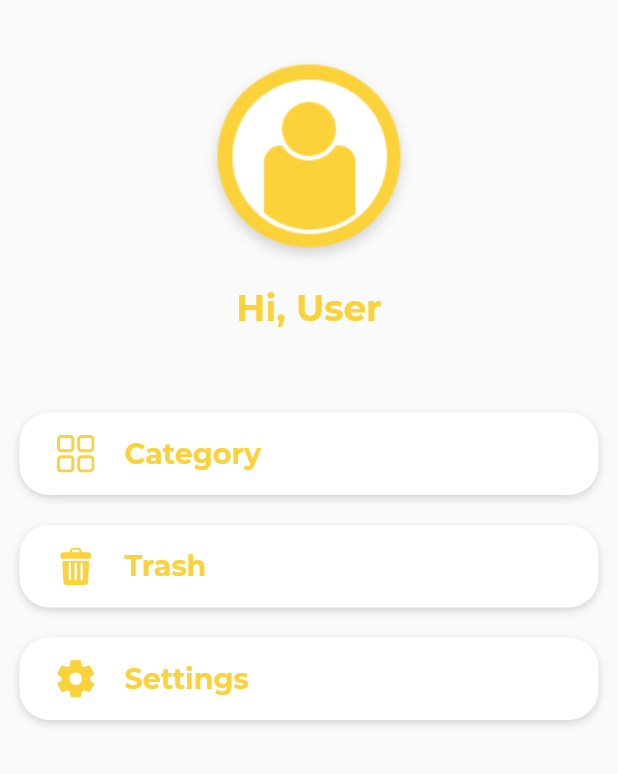
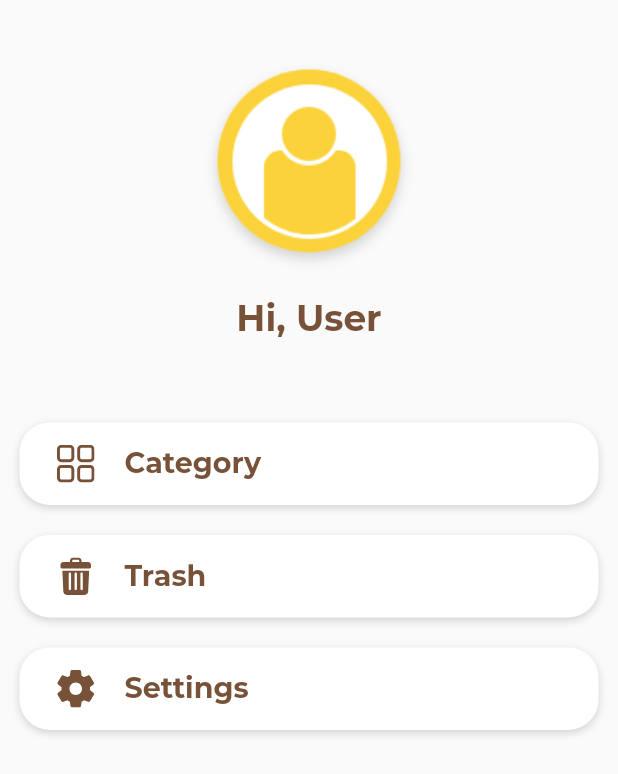
Before and after one commit to MartienJun/flutter_note_it, a Flutter app: the UserScreen screen opened by its route, on a phone screen of 412 x 824 dp. Shown: the top 774 px of the screen. Run offline on Flutter 3.47's test engine with Material 2 defaults, Android fonts, the light colour scheme and no system bars; our stand-ins replace flutter_svg.

Commit message:
refactor: add InkWell widget for some Container

```diff
--- a/note_it/lib/screens/user_screen.dart
+++ b/note_it/lib/screens/user_screen.dart
@@ -26,6 +26,7 @@ class _UserScreenState extends State<UserScreen> {
                   children: [
                     Image(
                       image: AssetImage('assets/images/profile.png'),
+                      width: size.width / 2.7,
                     ),
                     SizedBox(height: 10.0),
                     Text(
@@ -33,7 +34,7 @@ class _UserScreenState extends State<UserScreen> {
                       style: TextStyle(
                         fontSize: 24.0,
                         fontWeight: FontWeight.bold,
-                        color: primaryColor,
+                        color: secondaryColor,
                       ),
                     ),
                   ],
@@ -41,9 +42,10 @@ class _UserScreenState extends State<UserScreen> {
               ),
               SizedBox(height: 55.0),
               //Button 1
-              Container(
-                  padding:
-                      EdgeInsets.symmetric(vertical: 15.0, horizontal: 25.0),
+              InkWell(
+                onTap: (){},
+                child: Container(
+                    padding: EdgeInsets.symmetric(vertical: 15.0, horizontal: 25.0),
                     decoration: BoxDecoration(
                       color: Colors.white,
                       borderRadius: BorderRadius.circular(20.0),
@@ -60,22 +62,25 @@ class _UserScreenState extends State<UserScreen> {
                         SvgPicture.asset(
                           'assets/icons/menu.svg',
                           width: 25.0,
-                        color: primaryColor,
+                          color: secondaryColor,
                         ),
                         SizedBox(width: 20.0),
                         Text(
                           'Category',
                           style: TextStyle(
-                          color: primaryColor,
+                            color: secondaryColor,
                             fontWeight: FontWeight.bold,
                             fontSize: 19.0,
                           ),
                         ),
                       ],
                     )),
+              ),
               SizedBox(height: 20.0),
               //Button 2
-              Container(
+              InkWell(
+                onTap: (){},
+                child: Container(
                     padding:
                         EdgeInsets.symmetric(vertical: 15.0, horizontal: 25.0),
                     decoration: BoxDecoration(
@@ -94,22 +99,25 @@ class _UserScreenState extends State<UserScreen> {
                         SvgPicture.asset(
                           'assets/icons/trash.svg',
                           width: 25.0,
-                        color: primaryColor,
+                          color: secondaryColor,
                         ),
                         SizedBox(width: 20.0),
                         Text(
                           'Trash',
                           style: TextStyle(
-                          color: primaryColor,
+                            color: secondaryColor,
                             fontWeight: FontWeight.bold,
                             fontSize: 19.0,
                           ),
                         ),
                       ],
                     )),
+              ),
               SizedBox(height: 20.0),
               //Button 3
-              Container(
+              InkWell(
+                onTap: (){},
+                child: Container(
                   padding: EdgeInsets.symmetric(vertical: 15.0, horizontal: 25.0),
                   decoration: BoxDecoration(
                     color: Colors.white,
@@ -127,18 +135,19 @@ class _UserScreenState extends State<UserScreen> {
                       SvgPicture.asset(
                         'assets/icons/settings.svg',
                         width: 25.0,
-                      color: primaryColor,
+                        color: secondaryColor,
                       ),
                       SizedBox(width: 20.0),
                       Text(
                         'Settings',
                         style: TextStyle(
-                        color: primaryColor,
+                          color: secondaryColor,
                           fontWeight: FontWeight.bold,
                           fontSize: 19.0,
                         ),
                       ),
                     ],
+                  ),
                 ),
               ),
             ],
```
Lines whose indentation alone changed are shown as unchanged.
